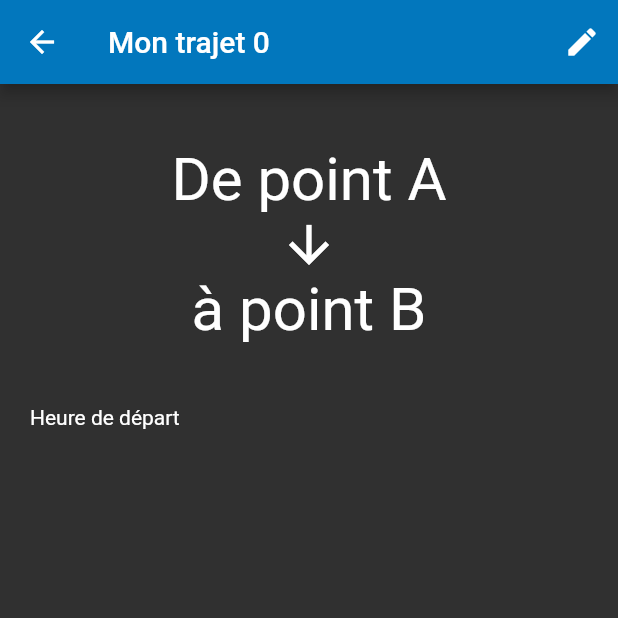
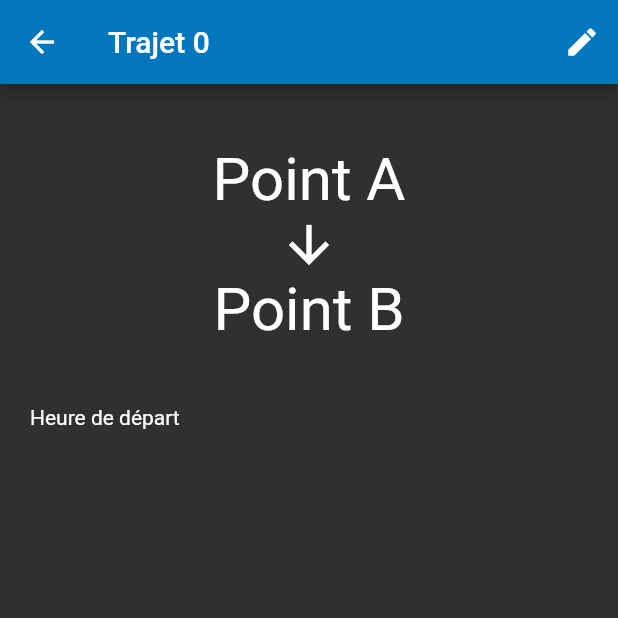
Before and after one commit to Vincenthays/flutter-app, a Flutter app: the screen it shows after launch, after a tap on an icon or button, on a phone screen of 412 x 824 dp, the top half of it. Run offline on Flutter 3.47's test engine with Material 2 defaults, Android fonts, the phone set to English and light mode, and no system bars.

Commit message:
add state and Travel class

```diff
--- /dev/null
+++ b/lib/objects/Travel.dart
@@ -0,0 +1,11 @@
+class Travel {
+  String _name;
+  String _from;
+  String _to;
+
+  Travel(this._name, this._from, this._to);
+
+  String get name => _name;
+  String get from => _from;
+  String get to => _to;
+}
--- a/lib/pages/my_travels.dart
+++ b/lib/pages/my_travels.dart
@@ -3,7 +3,24 @@ import 'package:flutter/material.dart';
 import './my_travels_add.dart';
 import './my_travels_details.dart';
 
-class MyTravels extends StatelessWidget {
+import '../objects/Travel.dart';
+
+class MyTravels extends StatefulWidget {
+  @override
+  State createState() => _MyTravelsState();
+}
+
+class _MyTravelsState extends State<MyTravels> {
+
+  List<Travel> travels;
+
+  void initState() {
+    super.initState();
+    travels = List<Travel>.generate(
+      10, (i) => Travel('Trajet $i', 'Point A', 'Point B')
+    );
+  }
+
   @override
   Widget build(BuildContext context) {
     return Scaffold(
@@ -17,15 +34,12 @@ class MyTravels extends StatelessWidget {
         ]
       ),
       body: ListView(
-        children: List<Widget>.generate(
-          20,
-          (i) => ListTile(
-            leading: Icon(Icons.outlined_flag),
-            title: Text('Trajet $i'),
-            subtitle: Text('Détail du trajet $i'),
-            onTap: () => Navigator.of(context).push(MaterialPageRoute(builder: (BuildContext context) => MyTravelsDetails(i))),
-          )
-        ),
+        children: travels.map((travel) => ListTile(
+          leading: Icon(Icons.outlined_flag),
+          title: Text(travel.name),
+          subtitle: Text('${travel.from} to ${travel.to}'),
+          onTap: () => Navigator.of(context).push(MaterialPageRoute(builder: (BuildContext context) => MyTravelsDetails(travel))),
+        )).toList()
       )
     );
   }
--- a/lib/pages/my_travels_details.dart
+++ b/lib/pages/my_travels_details.dart
@@ -2,20 +2,22 @@ import 'package:flutter/material.dart';
 
 import './my_travels_details_edit.dart';
 
+import '../objects/Travel.dart';
+
 class MyTravelsDetails extends StatelessWidget {
-  final int _travelId;
+  final Travel _travel;
 
-  MyTravelsDetails(this._travelId);
+  MyTravelsDetails(this._travel);
 
   @override
   Widget build(BuildContext context) {
     return Scaffold(
       appBar: AppBar(
-        title: Text('Mon trajet $_travelId'),
+        title: Text(_travel.name),
         actions: <Widget>[
           IconButton(
             icon: Icon(Icons.mode_edit),
-            onPressed: () => Navigator.of(context).push(MaterialPageRoute(builder: (BuildContext context) => MyTravelsDetailsEdit(_travelId))),
+            onPressed: () => Navigator.of(context).push(MaterialPageRoute(builder: (BuildContext context) => MyTravelsDetailsEdit(_travel))),
           ),
         ]
       ),
@@ -25,9 +27,9 @@ class MyTravelsDetails extends StatelessWidget {
           crossAxisAlignment: CrossAxisAlignment.stretch,
           // mainAxisAlignment: MainAxisAlignment.center,
           children: <Widget>[
-            Text('De point A', style: TextStyle(fontSize: 40.0), textAlign: TextAlign.center,),
+            Text(_travel.from, style: TextStyle(fontSize: 40.0), textAlign: TextAlign.center,),
             Icon(Icons.arrow_downward, size: 40.0,),
-            Text('à point B', style: TextStyle(fontSize: 40.0), textAlign: TextAlign.center,),
+            Text(_travel.to, style: TextStyle(fontSize: 40.0), textAlign: TextAlign.center,),
             Padding(
               padding: EdgeInsets.fromLTRB(20.0, 40.0, 20.0, 20.0),
               child: Column(
--- a/lib/pages/test.dart
+++ b/lib/pages/test.dart
@@ -2,10 +2,10 @@ import 'package:flutter/material.dart';
 
 class Test extends StatefulWidget {
   @override
-  State createState() => TestState();
+  State createState() => _TestState();
 }
 
-class TestState extends State<Test> {
+class _TestState extends State<Test> {
   int _counter = 0;
 
   @override
```
Also changed, not shown: lib/pages/my_travels_details_edit.dart (+5 -3 lines).
